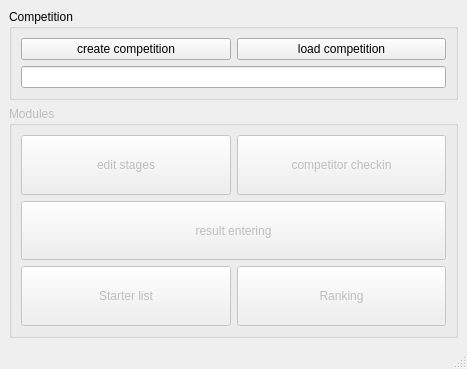
Old version of the form code/ncm_mainwindow.ui in the repository DavidEilenstein/Ninja_Competition_Manager.
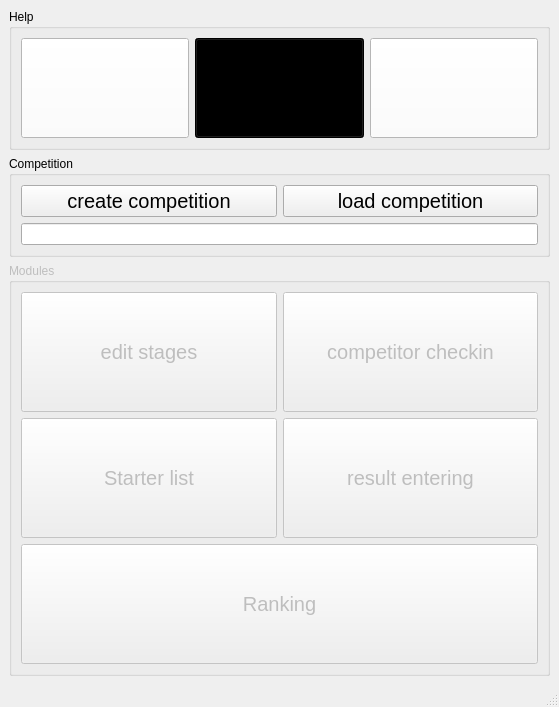
New version of the form.

Patch:
```diff
--- a/code/ncm_mainwindow.ui
+++ b/code/ncm_mainwindow.ui
@@ -6,10 +6,16 @@
    <rect>
     <x>0</x>
     <y>0</y>
-    <width>467</width>
-    <height>369</height>
+    <width>559</width>
+    <height>700</height>
    </rect>
   </property>
+  <property name="sizePolicy">
+   <sizepolicy hsizetype="Preferred" vsizetype="Fixed">
+    <horstretch>0</horstretch>
+    <verstretch>0</verstretch>
+   </sizepolicy>
+  </property>
   <property name="windowTitle">
    <string>NCM_MainWindow</string>
   </property>
@@ -30,11 +36,17 @@
     <property name="spacing">
      <number>6</number>
     </property>
-    <item row="2" column="0">
+    <item row="3" column="0">
      <widget class="QGroupBox" name="groupBox_Modules">
       <property name="enabled">
        <bool>false</bool>
       </property>
+      <property name="sizePolicy">
+       <sizepolicy hsizetype="Preferred" vsizetype="Preferred">
+        <horstretch>0</horstretch>
+        <verstretch>3</verstretch>
+       </sizepolicy>
+      </property>
       <property name="title">
        <string>Modules</string>
       </property>
@@ -47,24 +59,26 @@
            <verstretch>0</verstretch>
           </sizepolicy>
          </property>
+         <property name="minimumSize">
+          <size>
+           <width>120</width>
+           <height>120</height>
+          </size>
+         </property>
+         <property name="maximumSize">
+          <size>
+           <width>16777215</width>
+           <height>120</height>
+          </size>
+         </property>
+         <property name="styleSheet">
+          <string notr="true">font-size: 20px;</string>
+         </property>
          <property name="text">
           <string>edit stages</string>
          </property>
         </widget>
        </item>
-       <item row="3" column="0">
-        <widget class="QPushButton" name="pushButton_StarterList">
-         <property name="sizePolicy">
-          <sizepolicy hsizetype="Minimum" vsizetype="Preferred">
-           <horstretch>0</horstretch>
-           <verstretch>0</verstretch>
-          </sizepolicy>
-         </property>
-         <property name="text">
-          <string>Starter list</string>
-         </property>
-        </widget>
-       </item>
        <item row="0" column="1">
         <widget class="QPushButton" name="pushButton_Checkin">
          <property name="sizePolicy">
@@ -73,12 +87,27 @@
            <verstretch>0</verstretch>
           </sizepolicy>
          </property>
+         <property name="minimumSize">
+          <size>
+           <width>120</width>
+           <height>120</height>
+          </size>
+         </property>
+         <property name="maximumSize">
+          <size>
+           <width>16777215</width>
+           <height>120</height>
+          </size>
+         </property>
+         <property name="styleSheet">
+          <string notr="true">font-size: 20px;</string>
+         </property>
          <property name="text">
           <string>competitor checkin</string>
          </property>
         </widget>
        </item>
-       <item row="2" column="0" colspan="2">
+       <item row="1" column="1">
         <widget class="QPushButton" name="pushButton_ResultsEntering">
          <property name="sizePolicy">
           <sizepolicy hsizetype="Minimum" vsizetype="Preferred">
@@ -86,12 +115,55 @@
            <verstretch>0</verstretch>
           </sizepolicy>
          </property>
+         <property name="minimumSize">
+          <size>
+           <width>120</width>
+           <height>120</height>
+          </size>
+         </property>
+         <property name="maximumSize">
+          <size>
+           <width>16777215</width>
+           <height>120</height>
+          </size>
+         </property>
+         <property name="styleSheet">
+          <string notr="true">font-size: 20px;</string>
+         </property>
          <property name="text">
           <string>result entering</string>
          </property>
         </widget>
        </item>
-       <item row="3" column="1">
+       <item row="1" column="0">
+        <widget class="QPushButton" name="pushButton_StarterList">
+         <property name="sizePolicy">
+          <sizepolicy hsizetype="Minimum" vsizetype="Preferred">
+           <horstretch>0</horstretch>
+           <verstretch>0</verstretch>
+          </sizepolicy>
+         </property>
+         <property name="minimumSize">
+          <size>
+           <width>120</width>
+           <height>120</height>
+          </size>
+         </property>
+         <property name="maximumSize">
+          <size>
+           <width>16777215</width>
+           <height>120</height>
+          </size>
+         </property>
+         <property name="styleSheet">
+          <string notr="true">font-size: 20px;</string>
+         </property>
+         <property name="text">
+          <string>Starter list</string>
+         </property>
+        </widget>
+       </item>
+       <item row="4" column="0" colspan="2">
         <widget class="QPushButton" name="pushButton_Ranking">
          <property name="sizePolicy">
           <sizepolicy hsizetype="Minimum" vsizetype="Preferred">
@@ -99,6 +171,21 @@
            <verstretch>0</verstretch>
           </sizepolicy>
          </property>
+         <property name="minimumSize">
+          <size>
+           <width>120</width>
+           <height>120</height>
+          </size>
+         </property>
+         <property name="maximumSize">
+          <size>
+           <width>16777215</width>
+           <height>120</height>
+          </size>
+         </property>
+         <property name="styleSheet">
+          <string notr="true">font-size: 20px;</string>
+         </property>
          <property name="text">
           <string>Ranking</string>
          </property>
@@ -107,7 +194,7 @@
       </layout>
      </widget>
     </item>
-    <item row="0" column="0">
+    <item row="1" column="0">
      <widget class="QGroupBox" name="groupBox_Competition">
       <property name="sizePolicy">
        <sizepolicy hsizetype="Preferred" vsizetype="Maximum">
@@ -121,6 +208,9 @@
       <layout class="QGridLayout" name="gridLayout_2">
        <item row="0" column="1">
         <widget class="QPushButton" name="pushButton_CompetitionLoad">
+         <property name="styleSheet">
+          <string notr="true">font-size: 20px;</string>
+         </property>
          <property name="text">
           <string>load competition</string>
          </property>
@@ -128,6 +218,9 @@
        </item>
        <item row="0" column="0">
         <widget class="QPushButton" name="pushButton_CompetitionCreate">
+         <property name="styleSheet">
+          <string notr="true">font-size: 20px;</string>
+         </property>
          <property name="text">
           <string>create competition</string>
          </property>
@@ -143,6 +236,105 @@
       </layout>
      </widget>
     </item>
+    <item row="0" column="0">
+     <widget class="QGroupBox" name="groupBox">
+      <property name="sizePolicy">
+       <sizepolicy hsizetype="Preferred" vsizetype="Preferred">
+        <horstretch>0</horstretch>
+        <verstretch>1</verstretch>
+       </sizepolicy>
+      </property>
+      <property name="title">
+       <string>Help</string>
+      </property>
+      <layout class="QGridLayout" name="gridLayout_4">
+       <item row="0" column="2">
+        <widget class="QPushButton" name="pushButton_Updates">
+         <property name="sizePolicy">
+          <sizepolicy hsizetype="Minimum" vsizetype="Preferred">
+           <horstretch>0</horstretch>
+           <verstretch>0</verstretch>
+          </sizepolicy>
+         </property>
+         <property name="minimumSize">
+          <size>
+           <width>100</width>
+           <height>100</height>
+          </size>
+         </property>
+         <property name="maximumSize">
+          <size>
+           <width>16777215</width>
+           <height>100</height>
+          </size>
+         </property>
+         <property name="styleSheet">
+          <string notr="true">background-color: rgb(255,255,255);</string>
+         </property>
+         <property name="text">
+          <string/>
+         </property>
+        </widget>
+       </item>
+       <item row="0" column="0">
+        <widget class="QPushButton" name="pushButton_Tutorial">
+         <property name="sizePolicy">
+          <sizepolicy hsizetype="Minimum" vsizetype="Preferred">
+           <horstretch>0</horstretch>
+           <verstretch>0</verstretch>
+          </sizepolicy>
+         </property>
+         <property name="minimumSize">
+          <size>
+           <width>100</width>
+           <height>100</height>
+          </size>
+         </property>
+         <property name="maximumSize">
+          <size>
+           <width>16777215</width>
+           <height>100</height>
+          </size>
+         </property>
+         <property name="styleSheet">
+          <string notr="true">background-color: rgb(255,255,255);</string>
+         </property>
+         <property name="text">
+          <string/>
+         </property>
+        </widget>
+       </item>
+       <item row="0" column="1">
+        <widget class="QPushButton" name="pushButton_DavidEilenstein">
+         <property name="sizePolicy">
+          <sizepolicy hsizetype="Minimum" vsizetype="Preferred">
+           <horstretch>0</horstretch>
+           <verstretch>0</verstretch>
+          </sizepolicy>
+         </property>
+         <property name="minimumSize">
+          <size>
+           <width>100</width>
+           <height>100</height>
+          </size>
+         </property>
+         <property name="maximumSize">
+          <size>
+           <width>16777215</width>
+           <height>100</height>
+          </size>
+         </property>
+         <property name="styleSheet">
+          <string notr="true">background-color: rgb(0,0,0);</string>
+         </property>
+         <property name="text">
+          <string/>
+         </property>
+        </widget>
+       </item>
+      </layout>
+     </widget>
+    </item>
    </layout>
   </widget>
   <widget class="QMenuBar" name="menubar">
```
Left out of the diff: 2 changed lines with no effect on the pictures.
